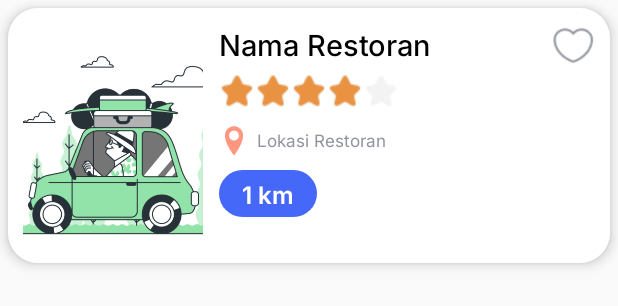
After one commit to rikoarik/ExploreBojonegoro, an Android app: the layout restoran_items.xml on its own in the app's theme, with its tools: preview values and no code run, on a phone screen of 412 x 824 dp. The commit adds this screen. Shown: the top 306 px of the screen. Run offline under Robolectric (Android 15) with nearby library versions, the phone set to English and light mode, and no system bars.

Commit message:
21/3/2024

```diff
--- /dev/null
+++ b/app/src/main/res/layout/restoran_items.xml
@@ -0,0 +1,104 @@
+<?xml version="1.0" encoding="utf-8"?>
+<LinearLayout xmlns:android="http://schemas.android.com/apk/res/android"
+    xmlns:app="http://schemas.android.com/apk/res-auto"
+    android:layout_width="match_parent"
+    android:layout_height="wrap_content"
+    android:layout_margin="5sp"
+    android:elevation="5sp"
+    android:background="@drawable/btn_rounded_white"
+    android:orientation="horizontal">
+
+    <ImageView
+        android:id="@+id/imgRestoran"
+        android:layout_width="120sp"
+        android:layout_height="150sp"
+        android:layout_margin="5sp"
+        android:background="@drawable/btn_rounded_white"
+        android:scaleType="centerCrop"
+        android:src="@drawable/ilustrasi3"/>
+
+    <LinearLayout
+        android:layout_width="match_parent"
+        android:layout_height="match_parent"
+        android:layout_margin="5sp"
+        android:orientation="horizontal">
+
+        <LinearLayout
+            android:layout_width="wrap_content"
+            android:layout_height="wrap_content"
+            android:layout_weight="1"
+            android:gravity="start"
+            android:orientation="vertical">
+
+            <TextView
+                android:id="@+id/namaRestoran"
+                android:layout_width="wrap_content"
+                android:layout_height="wrap_content"
+                android:textSize="19sp"
+                android:ellipsize="end"
+                android:maxLines="1"
+                android:fontFamily="@font/inter_medium"
+                android:textColor="@color/black"
+                android:text="Nama Restoran"/>
+
+            <RatingBar
+                android:id="@+id/ratingBar"
+                android:layout_width="wrap_content"
+                android:layout_height="wrap_content"
+                style="@style/Widget.AppCompat.RatingBar.Indicator"
+                android:layout_marginTop="5sp"
+                android:isIndicator="true"
+                android:numStars="5"
+                android:progressDrawable="@drawable/custom_rating_bar"
+                android:rating="4"
+                android:stepSize="0.5" />
+
+
+            <LinearLayout
+                android:layout_width="wrap_content"
+                android:layout_height="wrap_content"
+                android:gravity="center_vertical"
+                android:orientation="horizontal">
+
+                <ImageView
+                    android:layout_width="20sp"
+                    android:layout_height="20sp"
+                    android:src="@drawable/ic_pin"/>
+
+                <TextView
+                    android:id="@+id/locRestoran"
+                    android:layout_width="wrap_content"
+                    android:layout_height="wrap_content"
+                    android:layout_marginStart="5sp"
+                    android:maxWidth="150sp"
+                    android:gravity="center_vertical"
+                    android:ellipsize="end"
+                    android:maxLines="2"
+                    android:fontFamily="@font/inter"
+                    android:text="Lokasi Restoran"
+                    android:textSize="11sp"
+                    android:textColor="@color/grey"/>
+            </LinearLayout>
+            <TextView
+                android:id="@+id/txtjarak"
+                android:layout_width="wrap_content"
+                android:layout_height="wrap_content"
+                android:background="@drawable/btn_rounded_blue"
+                android:paddingStart="15sp"
+                android:paddingEnd="15sp"
+                android:layout_marginTop="10sp"
+                android:text="1 km"
+                android:textAlignment="center"
+                android:textSize="16sp"
+                android:fontFamily="@font/inter_semibold"
+                android:textColor="@color/white"/>
+        </LinearLayout>
+
+        <ImageView
+            android:id="@+id/btFavorite"
+            android:layout_width="30dp"
+            android:layout_height="30dp"
+            android:src="@drawable/ic_favorite_line"/>
+
+    </LinearLayout>
+</LinearLayout>
--- a/app/src/main/res/layout/ulasan_items.xml
+++ b/app/src/main/res/layout/ulasan_items.xml
@@ -24,14 +24,14 @@
             android:textColor="@color/black"
             android:text="Bambang"
             android:layout_weight="1"
-            android:textSize="22sp"
+            android:textSize="20sp"
             android:fontFamily="@font/inter_semibold"/>
         <TextView
             android:layout_width="wrap_content"
             android:layout_height="wrap_content"
             android:textColor="@color/grey"
             android:text="1 bulan lalu"
-            android:textSize="20sp"
+            android:textSize="18sp"
             android:fontFamily="@font/inter"/>
 
     </LinearLayout>
@@ -41,7 +41,7 @@
         android:layout_marginTop="10dp"
         android:textColor="@color/grey"
         android:text="Wisata alam yang bagus untuk refresing"
-        android:textSize="20sp"
+        android:textSize="17sp"
         android:fontFamily="@font/inter"/>
     <LinearLayout
         android:layout_width="match_parent"
```
